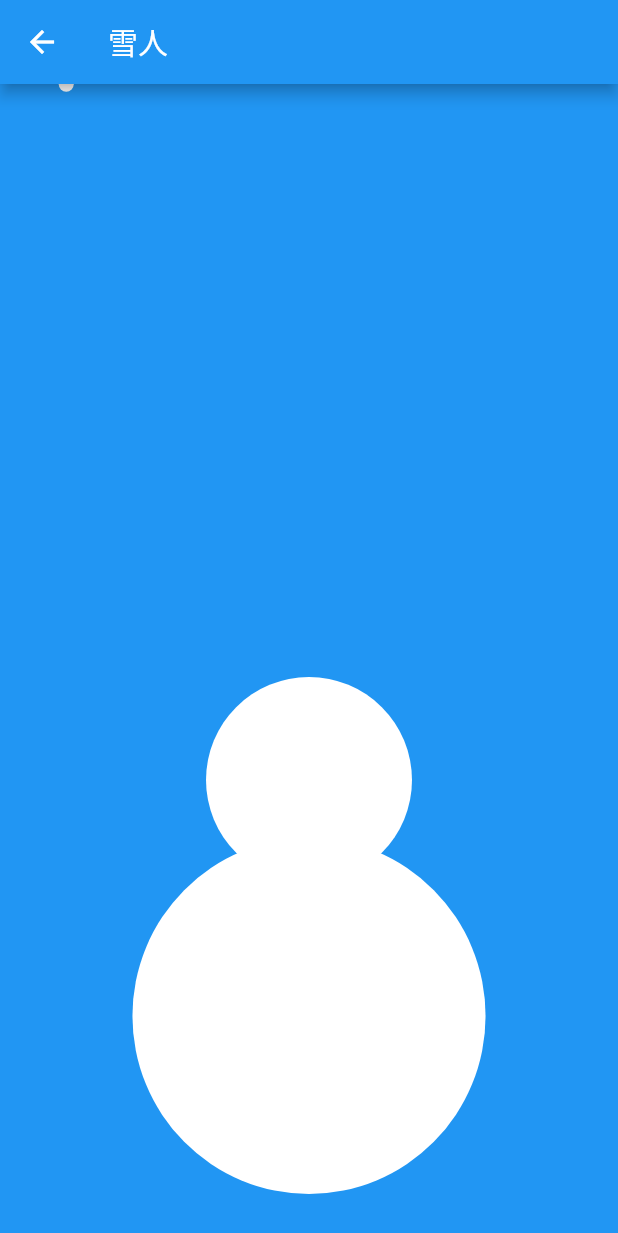
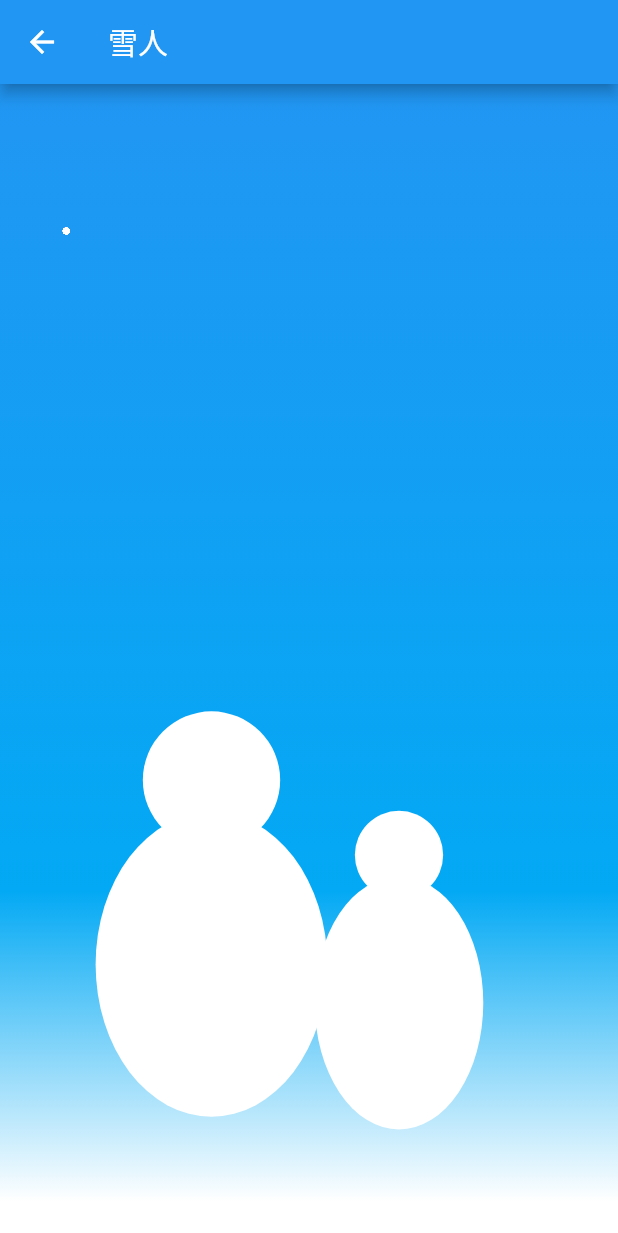
Before and after one commit to wds1204/flutter_app, a Flutter app: the screen it shows after launch, after a tap on "雪人", on a phone screen of 412 x 824 dp. Shown: the top 1233 px of the screen. Run offline on Flutter 3.47's test engine with Material 2 defaults, Android fonts, the phone set to English and light mode, and no system bars; network calls fail.

Commit message:
下雪啦

```diff
--- a/lib/snowmanPage.dart
+++ b/lib/snowmanPage.dart
@@ -8,41 +8,89 @@ class SnowmanPage extends StatefulWidget {
   _SnowmanPageState createState() => _SnowmanPageState();
 }
 
-class _SnowmanPageState extends State<SnowmanPage> {
+class _SnowmanPageState extends State<SnowmanPage>  with SingleTickerProviderStateMixin{
+  AnimationController _controller;
+
+  List<Snowflake> _snowflaks=List.generate(200, (index) => Snowflake());
+
+
+  @override
+  void initState() {
+    super.initState();
+    _controller=AnimationController(
+      duration: Duration(seconds: 1),
+      vsync: this
+    )..repeat();
+
+  }
+  @override
+  void dispose() {
+    _controller.dispose();
+    super.dispose();
+  }
   @override
   Widget build(BuildContext context) {
     return Container(
 //      constraints: BoxConstraints(),
       width: double.infinity,
       height: double.infinity,
-      color: Colors.blue,
-      child: CustomPaint(
-        painter: MyPainter(),
+
+      decoration: BoxDecoration(
+        gradient: LinearGradient(
+          begin: Alignment.topCenter,
+          end: Alignment.bottomCenter,
+          colors: [Colors.blue,Colors.lightBlue,Colors.white],
+          stops: [0.0,0.7,0.97]
+        )
+      ),
+      child: AnimatedBuilder(
+        animation: _controller,
+        builder: (BuildContext context,Widget child){
+          _snowflaks.forEach((element) {element.fall();});
+          return CustomPaint(
+            painter: MyPainter(_snowflaks),
+          );
+        },
       ),
     );
   }
 }
 
 class MyPainter extends CustomPainter {
+
+  List<Snowflake> _snowflaks;
+
+
+  MyPainter(this._snowflaks);
+
   /**
    * ??
    */
   @override
   void paint(Canvas canvas, Size size) {
-    // TODO: implement paint
     print("size ${size}");
     Paint paint = Paint()..color = Colors.white;
 //    for
-    Snowflake snowflake = Snowflake();
-    canvas.drawCircle(
-        Offset(snowflake.x, snowflake.y), snowflake.radius, paint);
+    _snowflaks.forEach((snowflake) {
+      canvas.drawCircle(
+          Offset(snowflake.x, snowflake.y), snowflake.radius, paint);
+    });
 
-    canvas.drawCircle(size.center(Offset(0, 80)), size.width / 6, paint);
+
+    canvas.drawCircle(size.center(Offset(-65, 80)), size.width / 9, paint);
     canvas.drawOval(
         Rect.fromCenter(
-            center: size.center(Offset(0, 100 + size.width / 3)),
-            width: size.width * 4 / 7,
-            height: 100 + size.width / 3),
+            center: size.center(Offset(-65, 100 + size.width / 4)),
+            width: size.width * 3 / 8,
+            height: 100 + size.width / 4),
+        paint);
+
+    canvas.drawCircle(size.center(Offset(60, 130)), size.width / 14, paint);
+    canvas.drawOval(
+        Rect.fromCenter(
+            center: size.center(Offset(60, 160 + size.width / 6)),
+            width: size.width * 3 / 11,
+            height: 100 + size.width / 6),
         paint);
   }
 
@@ -58,6 +106,16 @@ class MyPainter extends CustomPainter {
 
 class Snowflake {
   double x = Random().nextDouble() *400;
-  double y = Random().nextDouble();
-  double radius = 5.0;
+  double y = Random().nextDouble()*600;
+  double radius = Random().nextDouble()*2+2;//大小
+  double valocity = Random().nextDouble()*4+2;//速度
+  fall(){
+    y+=valocity;
+    if(y>600){
+      y=0;
+      double x = Random().nextDouble() *400;
+      double radius = Random().nextDouble()*2+2;
+      double valocity = Random().nextDouble()*4+2;
+    }
+  }
 }
```
